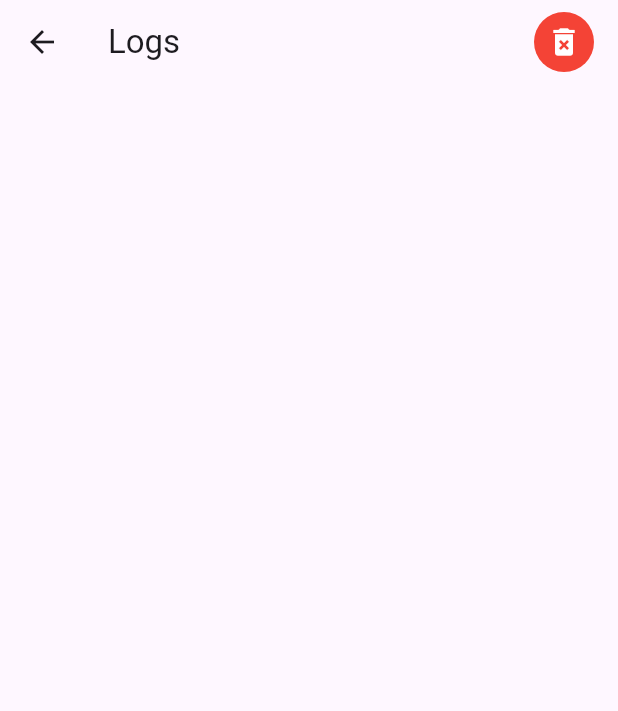
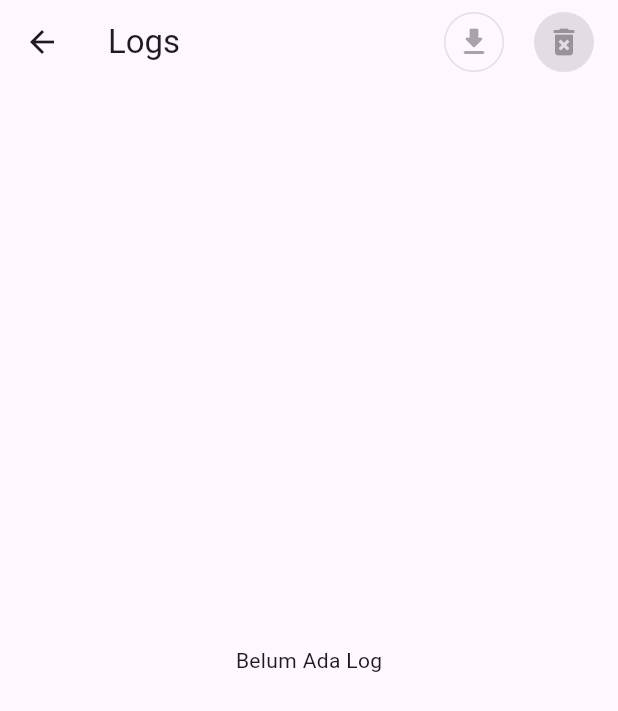
Before and after one commit to alifgiant/simulasi-routing, a Flutter app: the HistoryScreen screen opened directly, on a phone screen of 412 x 824 dp. Shown: the top 711 px of the screen. Run offline on Flutter 3.47's test engine with Material 3 defaults, Android fonts, the phone set to English and light mode, and no system bars; our stand-ins replace flutter_easyloading, web.

Commit message:
download logs file

```diff
--- a/lib/src/history/history_holder.dart
+++ b/lib/src/history/history_holder.dart
@@ -1,10 +1,18 @@
-class HistoryHolder {
+import 'package:flutter/material.dart';
+
+class HistoryHolder extends ChangeNotifier {
   HistoryHolder._();
 
   static final i = HistoryHolder._();
 
   final List<String> _logs = [];
   Iterable<String> get logs => _logs;
+
+  String dump() => _logs.join('\n');
+
   void log(String s) => _logs.add(s);
-  void clear() => _logs.clear();
+  void clear() {
+    _logs.clear();
+    notifyListeners();
+  }
 }
--- a/lib/src/history/history_screen.dart
+++ b/lib/src/history/history_screen.dart
@@ -1,32 +1,47 @@
 import 'package:flutter/material.dart';
 import 'package:routing_nanda/src/history/history_holder.dart';
+import 'package:routing_nanda/src/utils.dart';
 
 class HistoryScreen extends StatelessWidget {
   const HistoryScreen({super.key});
 
   @override
   Widget build(BuildContext context) {
-    return Scaffold(
+    return AnimatedBuilder(
+      animation: HistoryHolder.i,
+      builder: (_, __) => Scaffold(
         appBar: AppBar(
           title: const Text('Logs'),
           actions: [
+            IconButton.outlined(
+              onPressed: HistoryHolder.i.logs.isNotEmpty
+                  ? () => HistoryHolder.i.dump().downloadAsFile()
+                  : null,
+              icon: const Icon(Icons.download_rounded),
+            ),
+            const SizedBox(width: 12),
             IconButton.filled(
               style: IconButton.styleFrom(
                 foregroundColor: Colors.white,
                 backgroundColor: Colors.red,
               ),
-            onPressed: HistoryHolder.i.clear,
+              onPressed: HistoryHolder.i.logs.isNotEmpty
+                  ? HistoryHolder.i.clear
+                  : null,
               icon: const Icon(Icons.delete_forever),
             ),
             const SizedBox(width: 12)
           ],
         ),
-      body: ListView.builder(
+        body: HistoryHolder.i.logs.isNotEmpty
+            ? ListView.builder(
                 padding: const EdgeInsets.all(12),
                 itemCount: HistoryHolder.i.logs.length,
                 itemBuilder: (context, index) => Text(
                   HistoryHolder.i.logs.elementAt(index),
                 ),
+              )
+            : const Center(child: Text('Belum Ada Log')),
       ),
     );
   }
--- a/lib/src/home_controller.dart
+++ b/lib/src/home_controller.dart
@@ -1,7 +1,7 @@
 import 'package:flutter/material.dart';
 import 'package:flutter_easyloading/flutter_easyloading.dart';
 import 'package:routing_nanda/src/circle_data.dart';
-import 'package:routing_nanda/src/history/history_holder.dart';
+import 'package:routing_nanda/src/logger.dart';
 
 import 'debouncer.dart';
 
@@ -110,7 +110,7 @@ class HomeController extends ChangeNotifier {
       );
     }
 
-    HistoryHolder.i.log('=======================');
-    HistoryHolder.i.log('run at: ${DateTime.now()}');
+    Logger.i.log('=======================', showDate: false);
+    Logger.i.log('run start');
   }
 }
--- a/lib/src/logger.dart
+++ b/lib/src/logger.dart
@@ -0,0 +1,13 @@
+import 'package:routing_nanda/src/history/history_holder.dart';
+
+class Logger {
+  const Logger._();
+
+  static const i = Logger._();
+
+  void log(String s, {bool showDate = true}) {
+    HistoryHolder.i.log(
+      showDate ? '${DateTime.now()} => $s' : s,
+    );
+  }
+}
--- a/pubspec.yaml
+++ b/pubspec.yaml
@@ -37,6 +37,7 @@ dependencies:
   cupertino_icons: ^1.0.6
   intl: ^0.19.0
   flutter_easyloading: ^3.0.5
+  web: ^1.0.0
 
 dev_dependencies:
   flutter_test:
```
Also changed, not shown: lib/src/utils.dart (+17 -0 lines), pubspec.lock. Lines whose indentation alone changed are shown as unchanged.
